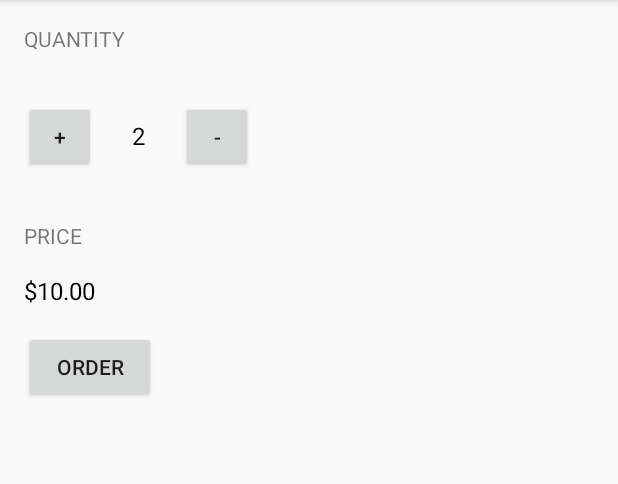
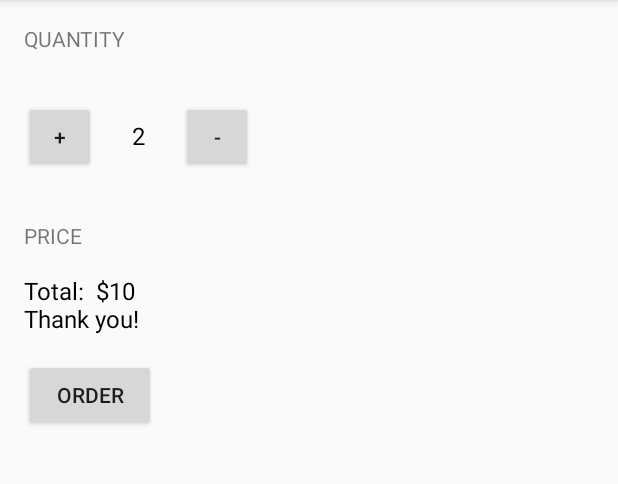
Before and after one commit to Valery85/androidUd, an Android app: the screen it shows after launch (MainActivity), after a tap on "ORDER", on a phone screen of 412 x 824 dp, the part 84-568 px from its top. Run offline under Robolectric (Android 15) with nearby library versions, the phone set to English and light mode, and no system bars.

Commit message:
Add message to customer with price

```diff
--- a/JustJava/app/src/main/java/com/example/android/justjava/MainActivity.java
+++ b/JustJava/app/src/main/java/com/example/android/justjava/MainActivity.java
@@ -13,7 +13,8 @@ import java.text.NumberFormat;
  */
 public class MainActivity extends AppCompatActivity {
     private int quatintityCups = 2;
-    private int priceOfCup =  5;
+    private int priceOfCup = 5;
+
     @Override
     protected void onCreate(Bundle savedInstanceState) {
         super.onCreate(savedInstanceState);
@@ -24,8 +25,11 @@ public class MainActivity extends AppCompatActivity {
      * This method is called when the order button is clicked.
      */
     public void submitOrder(View view) {
-        display(quatintityCups);
-        displayPrice(quatintityCups*priceOfCup);
+        String messageToCustumer = "Total:  $" + quatintityCups*priceOfCup +
+                "\n" + "Thank you!";
+        //       display(quatintityCups);
+        //      displayPrice(quatintityCups*priceOfCup);
+        displayMessage(messageToCustumer);
     }
 
     /**
@@ -35,6 +39,7 @@ public class MainActivity extends AppCompatActivity {
         TextView quantityTextView = (TextView) findViewById(R.id.quantity_text_view);
         quantityTextView.setText("" + number);
     }
+
     /**
      * This method displays the given price on the screen.
      */
@@ -42,12 +47,23 @@ public class MainActivity extends AppCompatActivity {
         TextView priceTextView = (TextView) findViewById(R.id.price_text_view);
         priceTextView.setText(NumberFormat.getCurrencyInstance().format(number));
     }
-    public void increment(View view){
-         quatintityCups++;
-         display(quatintityCups);
+
+    /**
+     * This method displays the given price with message to customer on the screen.
+     */
+
+    private void displayMessage(String message) {
+        TextView priceMessageView = (TextView) findViewById(R.id.price_text_view);
+        priceMessageView.setText(message);
     }
-    public void decrement(View view){
-         quatintityCups--;
+
+    public void increment(View view) {
+        quatintityCups++;
+        display(quatintityCups);
+    }
+
+    public void decrement(View view) {
+        quatintityCups--;
         display(quatintityCups);
     }
 
```
